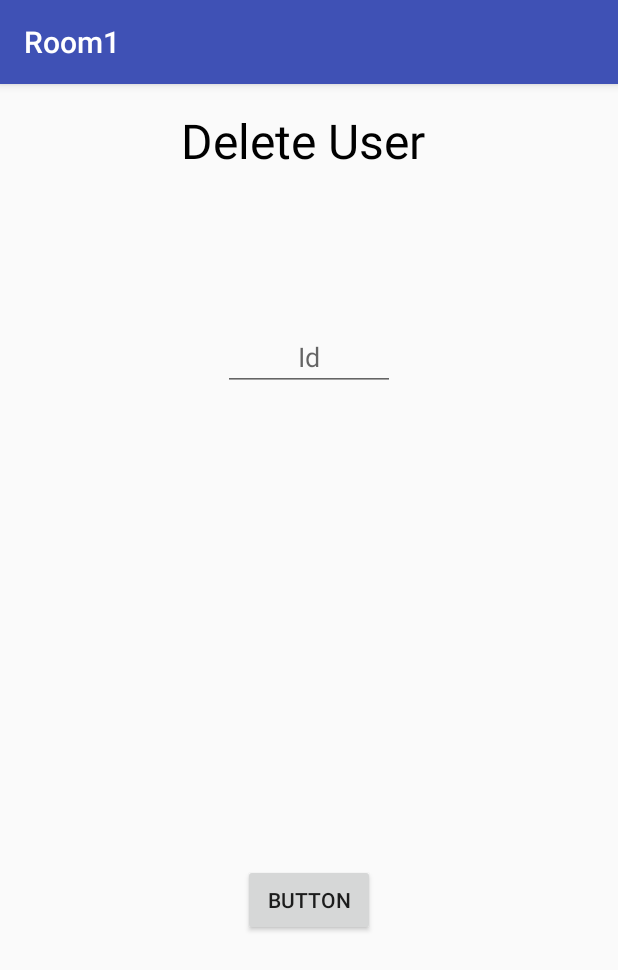
After one commit to gwalaniarun/PRABEESH-R-K-room-example, an Android app: the fragment DeleteUserFragment placed in its activity, on a phone screen of 412 x 824 dp. The commit adds this screen. Shown: the top 970 px of the screen. Run offline under Robolectric (Android 15) with nearby library versions, the phone set to English and light mode, and no system bars; our stand-ins replace Room's generated code.

Commit message:
delete user added

```diff
--- /dev/null
+++ b/app/src/main/java/com/gwalani/room1/DeleteUserFragment.java
@@ -0,0 +1,75 @@
+package com.gwalani.room1;
+
+
+import android.annotation.SuppressLint;
+import android.os.AsyncTask;
+import android.os.Bundle;
+import android.support.v4.app.Fragment;
+import android.view.LayoutInflater;
+import android.view.View;
+import android.view.ViewGroup;
+import android.widget.Button;
+import android.widget.EditText;
+import android.widget.Toast;
+
+
+/**
+ * A simple {@link Fragment} subclass.
+ */
+public class DeleteUserFragment extends Fragment {
+
+    private EditText deleteId;
+    private Button deleteButton;
+
+    public DeleteUserFragment() {
+        // Required empty public constructor
+    }
+
+
+    @Override
+    public View onCreateView(LayoutInflater inflater, ViewGroup container,
+                             Bundle savedInstanceState) {
+        // Inflate the layout for this fragment
+        View view = inflater.inflate(R.layout.fragment_delete_user, container, false);
+        deleteId = view.findViewById(R.id.delete_id);
+        deleteButton = view.findViewById(R.id.button_delete_by_id);
+
+        deleteButton.setOnClickListener(new View.OnClickListener() {
+            @Override
+            public void onClick(View view) {
+                int id = Integer.parseInt(deleteId.getText().toString());
+                User user = new User();
+                user.setId(id);
+
+                deleteUSerById(user);
+
+               // MainActivity.myAppDatabase.myDao().deleteUser(user);
+                }
+        });
+        return view;
+    }
+
+    @SuppressLint("StaticFieldLeak")
+    public void deleteUSerById(User user){
+        new AsyncTask<User,Void,Void>(){
+            @Override
+            protected Void doInBackground(User... users) {
+                MainActivity.myAppDatabase.myDao().deleteUser(users[0]);
+                return null;
+            }
+
+            @Override
+            protected void onPostExecute(Void aVoid) {
+                super.onPostExecute(aVoid);
+
+                Toast.makeText(getActivity(), "User deleted", Toast.LENGTH_SHORT).show();
+
+                deleteId.setText("");
+
+
+            }
+        }.execute(user);
+    }
+
+
+}
--- a/app/src/main/java/com/gwalani/room1/HomeFragment.java
+++ b/app/src/main/java/com/gwalani/room1/HomeFragment.java
@@ -15,7 +15,7 @@ import android.widget.Button;
 public class HomeFragment extends Fragment implements View.OnClickListener {
 
 
-    private Button addButton, viewButton;
+    private Button addButton, viewButton,delButton;
 
     public HomeFragment() {
         // Required empty public constructor
@@ -32,6 +32,9 @@ public class HomeFragment extends Fragment implements View.OnClickListener {
 
         viewButton = view.findViewById(R.id.view_users);
         viewButton.setOnClickListener(this);
+
+        delButton = view.findViewById(R.id.delete_user);
+        delButton.setOnClickListener(this);
         return view;
     }
 
@@ -47,6 +50,11 @@ public class HomeFragment extends Fragment implements View.OnClickListener {
                 MainActivity.fragmentManager.beginTransaction().replace(R.id.frame_layout, new ReadUserFragment())
                         .addToBackStack(null).commit();
                 break;
+
+            case R.id.delete_user:
+                MainActivity.fragmentManager.beginTransaction().replace(R.id.frame_layout, new DeleteUserFragment())
+                        .addToBackStack(null).commit();
+                break;
         }
     }
 }
--- a/app/src/main/java/com/gwalani/room1/MainActivity.java
+++ b/app/src/main/java/com/gwalani/room1/MainActivity.java
@@ -16,7 +16,7 @@ public class MainActivity extends AppCompatActivity {
         setContentView(R.layout.activity_main);
         fragmentManager = getSupportFragmentManager();
         myAppDatabase = Room.databaseBuilder(getApplicationContext(), MyAppDatabase.class, "user.db")
-                .build();
+               .build();
 
 
         if (findViewById(R.id.frame_layout) != null) {
--- a/app/src/main/java/com/gwalani/room1/MyDao.java
+++ b/app/src/main/java/com/gwalani/room1/MyDao.java
@@ -1,6 +1,7 @@
 package com.gwalani.room1;
 
 import android.arch.persistence.room.Dao;
+import android.arch.persistence.room.Delete;
 import android.arch.persistence.room.Insert;
 import android.arch.persistence.room.Query;
 
@@ -14,4 +15,7 @@ public interface MyDao {
 
     @Query("SELECT * FROM users")
     public List<User> getUsers();
+
+    @Delete
+    public void deleteUser(User user);
 }
--- /dev/null
+++ b/app/src/main/res/layout/fragment_delete_user.xml
@@ -0,0 +1,43 @@
+<?xml version="1.0" encoding="utf-8"?>
+<android.support.constraint.ConstraintLayout xmlns:android="http://schemas.android.com/apk/res/android"
+    xmlns:app="http://schemas.android.com/apk/res-auto"
+    xmlns:tools="http://schemas.android.com/tools"
+    android:layout_width="match_parent"
+    android:layout_height="match_parent"
+    tools:context=".DeleteUserFragment">
+
+    <TextView
+        android:id="@+id/textView2"
+        android:layout_width="wrap_content"
+        android:layout_height="wrap_content"
+        android:layout_marginEnd="8dp"
+        android:layout_marginTop="8dp"
+        android:text="Delete User"
+        android:textColor="@android:color/black"
+        android:textSize="32sp"
+        app:layout_constraintEnd_toEndOf="parent"
+        app:layout_constraintStart_toStartOf="parent"
+        app:layout_constraintTop_toTopOf="parent" />
+
+    <EditText
+        android:id="@+id/delete_id"
+        android:layout_width="wrap_content"
+        android:layout_height="wrap_content"
+        android:layout_marginTop="100dp"
+        android:hint="Id"
+        android:paddingHorizontal="50dp"
+        app:layout_constraintEnd_toEndOf="parent"
+        app:layout_constraintStart_toStartOf="parent"
+        app:layout_constraintTop_toBottomOf="@+id/textView2" />
+
+    <Button
+        android:id="@+id/button_delete_by_id"
+        android:layout_width="wrap_content"
+        android:layout_height="wrap_content"
+        android:layout_marginBottom="200dp"
+        android:text="Button"
+        app:layout_constraintBottom_toBottomOf="parent"
+        app:layout_constraintEnd_toEndOf="parent"
+        app:layout_constraintStart_toStartOf="parent" />
+
+</android.support.constraint.ConstraintLayout>
```
